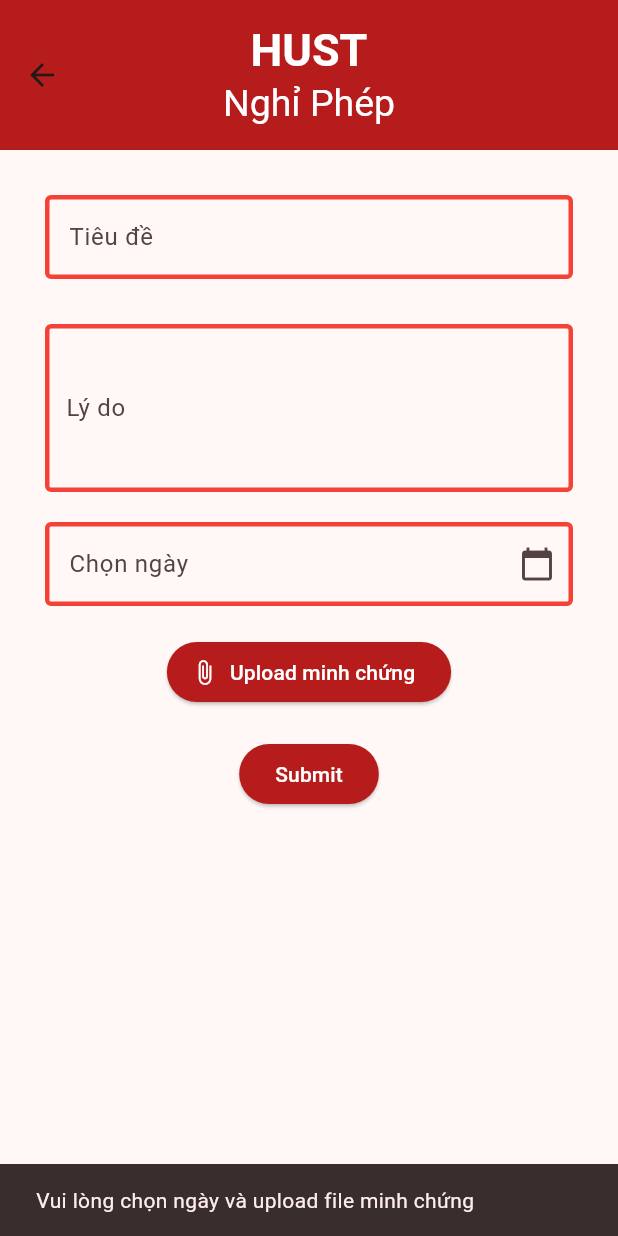
After one commit to giolynx104/learning_management_system, a Flutter app: the absenceRequestScreenNew screen opened by its route, after a tap on "Submit", on a phone screen of 412 x 824 dp. The commit adds this screen. Run offline on Flutter 3.47's test engine with Material 3 defaults, Android fonts, the phone set to English and light mode, and no system bars; our stand-ins replace file_picker, flutter_hooks, flutter_riverpod, hooks_riverpod, image_picker.

Commit message:
add api for absence_request_screen

```diff
--- a/lib/routes/app_routes.dart
+++ b/lib/routes/app_routes.dart
@@ -16,6 +16,7 @@ import 'package:learning_management_system/screens/detailed_roll_call_info_scree
 import 'package:learning_management_system/screens/roll_call_action_screen.dart';
 import 'package:learning_management_system/screens/upload_file_screen.dart';
 import 'package:learning_management_system/screens/screen_chat.dart';
+import 'package:learning_management_system/screens/absence_req_screen.dart';
 class AppRoutes {
   static const String signup = '/signup';
   static const String signin = '/signin';
@@ -35,6 +36,8 @@ class AppRoutes {
   static const String createAssignment = '/create_assignment';
   static const String uploadFile = '/upload_file';
   static const String screenChatStudent ='/screen_chat';
+  static const String absenceRequestScreen ='/absence_request_screen';
+  static const String absenceReqScreen='/absence_req_screen';
 
   static Route<dynamic> generateRoute(RouteSettings settings) {
     switch (settings.name) {
@@ -81,13 +84,14 @@ class AppRoutes {
         return MaterialPageRoute(builder: (_) => const RollCallActionScreen());
       // case createAssignment:
       //   return MaterialPageRoute(builder: (_) => const CreateAssignmentScreen());
-      // case uploadFile:
-      //   return MaterialPageRoute(builder: (_) => const UploadFileScreen());
+      case uploadFile:
+        return MaterialPageRoute(builder: (_) => const UploadFileScreen());
       case screenChatStudent:
         return MaterialPageRoute(builder: (_) => const ChatScreen());
+
       default:
-      // return MaterialPageRoute(builder: (_) => const SignInScreen());
-        return MaterialPageRoute(builder: (_) => const ChatScreen());
+      return MaterialPageRoute(builder: (_) =>  const absenceRequestScreenNew());
+        // return MaterialPageRoute(builder: (_) => const ChatScreen());
 
 
 
--- /dev/null
+++ b/lib/screens/absence_req_screen.dart
@@ -0,0 +1,195 @@
+import 'package:flutter/material.dart';
+import 'package:file_picker/file_picker.dart';
+import 'package:intl/intl.dart';
+import 'package:http/http.dart' as http;
+import 'dart:convert';
+
+class absenceRequestScreenNew extends StatefulWidget{
+  const absenceRequestScreenNew({super.key});
+  @override
+  State<absenceRequestScreenNew> createState()=>_AbsenceRequestScreenNewState();
+}
+class _AbsenceRequestScreenNewState extends State<absenceRequestScreenNew>{
+  DateTime? _selectedDate;
+  String? _selectedFile;
+  final TextEditingController _reasonController = TextEditingController(); // Khai báo controller cho lý do
+
+  Future<void> _pickDate() async {
+    final DateTime? pickedDate = await showDatePicker(
+      context: context,
+      initialDate: DateTime.now(),
+      firstDate: DateTime(2000),
+      lastDate: DateTime(2101),
+    );
+    if (pickedDate != null && pickedDate != _selectedDate) {
+      setState(() {
+        _selectedDate = pickedDate;
+      });
+    }
+  }
+
+  Future<void> _pickFile() async {
+    final result = await FilePicker.platform.pickFiles();
+    if (result != null) {
+      setState(() {
+        _selectedFile = result.files.single.name;
+      });
+    }
+  }
+
+  Future<void> _submit() async {
+    if (_selectedDate == null || _selectedFile == null) {
+      // Kiểm tra nếu chưa chọn ngày hoặc file
+      ScaffoldMessenger.of(context).showSnackBar(
+        const SnackBar(content: Text('Vui lòng chọn ngày và upload file minh chứng')),
+      );
+      return;
+    }
+
+    final String reason = _reasonController.text; // Lấy lý do từ TextFormField
+    final String formattedDate = DateFormat('yyyy-MM-dd').format(_selectedDate!);
+
+    // Sử dụng cú pháp của bạn để tạo URL
+    var url = Uri.http('160.30.168.228:8080', '/it5023e/request_absence');
+
+    // Gửi yêu cầu POST
+    var response = await http.post(
+      url,
+      headers: {
+        'Content-Type': 'application/json; charset=UTF-8',
+      },
+      body: jsonEncode(<String, dynamic>{
+        "token": "ZeLxSs", // temp
+        "class_id": "783226", // temp
+        'date': formattedDate,
+        'reason': reason,
+        // 'file': _selectedFile, // Bạn có thể gửi file nếu cần
+        // "token": "vvNIaV",
+        // "class_id": "783226",
+        // "date": "2024-11-16",
+        // "reason": "Ban di giai cuu the gioi"
+      }),
+    );
+
+    // Kiểm tra phản hồi
+    if (response.statusCode == 200) {
+      ScaffoldMessenger.of(context).showSnackBar(
+        const SnackBar(content: Text('Yêu cầu nghỉ phép đã được gửi')),
+      );
+    } else {
+      ScaffoldMessenger.of(context).showSnackBar(
+        const SnackBar(content: Text('Có lỗi xảy ra. Vui lòng thử lại.')),
+      );
+    }
+  }
+
+  @override
+  Widget build(BuildContext context) {
+    return Scaffold(
+      appBar: AppBar(
+        backgroundColor: Colors.red[900],
+        toolbarHeight: 100.0,
+        centerTitle: true,
+        title: const Column(
+          children: [
+            Padding(
+              padding: EdgeInsets.all(0.0),
+              child: Text('HUST', style: TextStyle(fontWeight: FontWeight.bold, fontSize: 30, color: Colors.white)),
+            ),
+            Padding(
+              padding: EdgeInsets.all(0.0),
+              child: Text('Nghỉ Phép', style: TextStyle(fontSize: 25, color: Colors.white)),
+            ),
+          ],
+        ),
+      ),
+      body: Padding(
+        padding: const EdgeInsets.all(30.0),
+        child: Column(
+          children: [
+            TextFormField(
+              decoration: const InputDecoration(
+                labelText: 'Tiêu đề',
+                border: OutlineInputBorder(borderSide: BorderSide(color: Colors.red, width: 1.0)),
+                enabledBorder: OutlineInputBorder(borderSide: BorderSide(color: Colors.red, width: 3.0)),
+              ),
+            ),
+            Padding(
+              padding: const EdgeInsets.only(left: 0.0, right: 0.0, top: 30.0),
+              child: Container(
+                constraints: const BoxConstraints(maxHeight: 150.0), // Giới hạn chiều cao tối đa
+                child: TextFormField(
+                  controller: _reasonController, // Sử dụng controller để lấy lý do
+                  maxLines: null, // Cho phép xuống dòng không giới hạn số dòng
+                  minLines: 3, // Số dòng tối thiểu
+                  decoration: const InputDecoration(
+                    labelText: 'Lý do',
+                    border: OutlineInputBorder(
+                      borderSide: BorderSide(color: Colors.red, width: 1.0),
+                    ),
+                    enabledBorder: OutlineInputBorder(
+                      borderSide: BorderSide(color: Colors.red, width: 3.0),
+                    ),
+                    contentPadding: EdgeInsets.symmetric(vertical: 20.0, horizontal: 10.0), // Điều chỉnh padding nội dung
+                  ),
+                ),
+              ),
+            ),
+            const SizedBox(height: 20),
+            Row(
+              children: [
+                Expanded(
+                  child: TextFormField(
+                    readOnly: true,
+                    decoration: InputDecoration(
+                      labelText: 'Chọn ngày',
+                      border: OutlineInputBorder(
+                        borderSide: BorderSide(color: Colors.red, width: 3.0),
+                      ),
+                      enabledBorder: OutlineInputBorder(
+                        borderSide: BorderSide(color: Colors.red, width: 3.0),
+                      ),
+                      suffixIcon: IconButton(
+                        icon: const Icon(Icons.calendar_today),
+                        onPressed: _pickDate,
+                      ),
+                    ),
+                    controller: TextEditingController(
+                      text: _selectedDate != null
+                          ? DateFormat('yyyy-MM-dd').format(_selectedDate!)
+                          : '',
+                    ),
+                  ),
+                ),
+              ],
+            ),
+            const SizedBox(height: 20),
+            ElevatedButton.icon(
+              onPressed: _pickFile,
+              icon: const Icon(Icons.attach_file),
+              label: const Text("Upload minh chứng"),
+              style: ButtonStyle(
+                backgroundColor: WidgetStateProperty.all(Colors.red[900]), // Đặt màu nền
+                foregroundColor: WidgetStateProperty.all(Colors.white), // Đặt màu chữ
+              ),
+            ),
+            if (_selectedFile != null)
+              Padding(
+                padding: const EdgeInsets.only(top: 10.0),
+                child: Text('File đã chọn: $_selectedFile'),
+              ),
+            const SizedBox(height: 20), // Thêm khoảng cách trước nút Submit
+            ElevatedButton(
+              onPressed: _submit, // Gọi hàm xử lý khi nhấn nút
+              child: const Text("Submit"),
+              style: ButtonStyle(
+                backgroundColor: WidgetStateProperty.all(Colors.red[900]), // Đặt màu nền
+                foregroundColor: WidgetStateProperty.all(Colors.white), // Đặt màu chữ
+              ),
+            ),
+          ],
+        ),
+      ),
+    );
+  }
+}
--- a/pubspec.yaml
+++ b/pubspec.yaml
@@ -36,6 +36,7 @@ dependencies:
   image_picker: ^0.8.7+3 # Kiểm tra phiên bản mới nhất
   riverpod_annotation: any
   file_picker: ^8.1.2
+  http: ^1.2.2
   flutter_svg: ^1.0.0
 
   # The following adds the Cupertino Icons font to your application.
```
Also changed, not shown: lib/screens/absence_request_screen.dart (deleted, +0 -163 lines), pubspec.lock.
